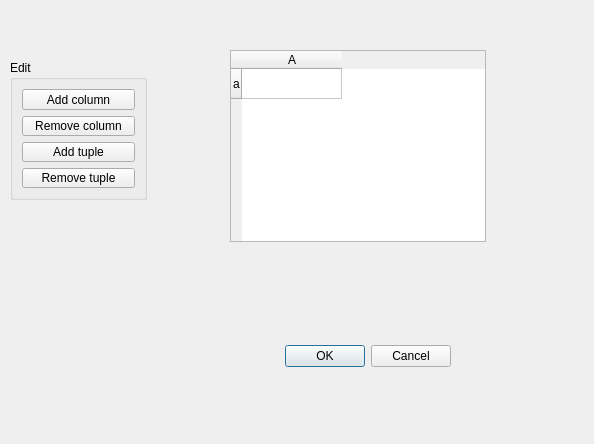
The window that relational_gui/rel_edit.ui (ltworf/relational) describes before a commit, drawn with Qt 5.
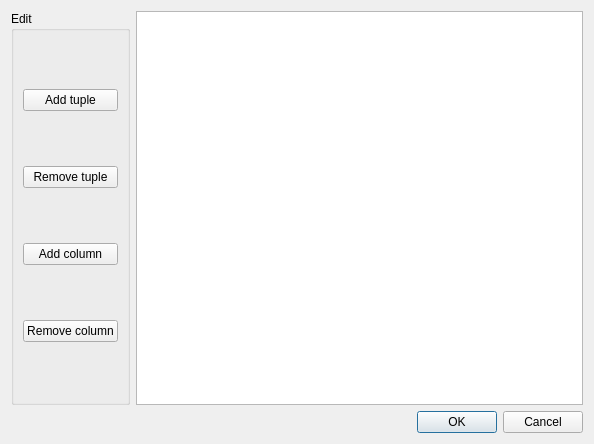
The same window after the commit.

Commit message: - Buttons to edit and create relation - Default example cells when working on a new relation

Patch:
```diff
--- a/relational_gui/rel_edit.ui
+++ b/relational_gui/rel_edit.ui
@@ -13,69 +13,15 @@
   <property name="windowTitle">
    <string>Dialog</string>
   </property>
-  <widget class="QDialogButtonBox" name="buttonBox">
-   <property name="geometry">
-    <rect>
-     <x>110</x>
-     <y>340</y>
-     <width>341</width>
-     <height>32</height>
-    </rect>
-   </property>
-   <property name="orientation">
-    <enum>Qt::Horizontal</enum>
-   </property>
-   <property name="standardButtons">
-    <set>QDialogButtonBox::Cancel|QDialogButtonBox::Ok</set>
-   </property>
-  </widget>
-  <widget class="QTableWidget" name="table">
-   <property name="geometry">
-    <rect>
-     <x>230</x>
-     <y>50</y>
-     <width>256</width>
-     <height>192</height>
-    </rect>
-   </property>
-   <row>
-    <property name="text">
-     <string>a</string>
-    </property>
-   </row>
-   <column>
-    <property name="text">
-     <string>A</string>
-    </property>
-   </column>
-  </widget>
+  <layout class="QVBoxLayout" name="verticalLayout_2">
+   <item>
+    <layout class="QHBoxLayout" name="horizontalLayout">
+     <item>
   <widget class="QGroupBox" name="groupBox">
-   <property name="geometry">
-    <rect>
-     <x>10</x>
-     <y>60</y>
-     <width>137</width>
-     <height>140</height>
-    </rect>
-   </property>
    <property name="title">
     <string>Edit</string>
    </property>
    <layout class="QVBoxLayout" name="verticalLayout">
-    <item>
-     <widget class="QPushButton" name="cmdAddColumn">
-      <property name="text">
-       <string>Add column</string>
-      </property>
-     </widget>
-    </item>
-    <item>
-     <widget class="QPushButton" name="cmdRemoveColumn">
-      <property name="text">
-       <string>Remove column</string>
-      </property>
-     </widget>
-    </item>
     <item>
      <widget class="QPushButton" name="cmdAddTuple">
       <property name="text">
@@ -90,8 +36,39 @@
       </property>
      </widget>
     </item>
-   </layout>
-  </widget>
+        <item>
+         <widget class="QPushButton" name="cmdAddColumn">
+          <property name="text">
+           <string>Add column</string>
+          </property>
+         </widget>
+        </item>
+        <item>
+         <widget class="QPushButton" name="cmdRemoveColumn">
+          <property name="text">
+           <string>Remove column</string>
+          </property>
+         </widget>
+        </item>
+       </layout>
+      </widget>
+     </item>
+     <item>
+      <widget class="QTableWidget" name="table"/>
+     </item>
+    </layout>
+   </item>
+   <item>
+    <widget class="QDialogButtonBox" name="buttonBox">
+     <property name="orientation">
+      <enum>Qt::Horizontal</enum>
+     </property>
+     <property name="standardButtons">
+      <set>QDialogButtonBox::Cancel|QDialogButtonBox::Ok</set>
+     </property>
+    </widget>
+   </item>
+  </layout>
  </widget>
  <resources/>
  <connections>
```
Left out of the diff: 72 changed lines with no effect on the pictures. Lines whose indentation alone changed are shown as unchanged. The commit also changes 9 other files.
